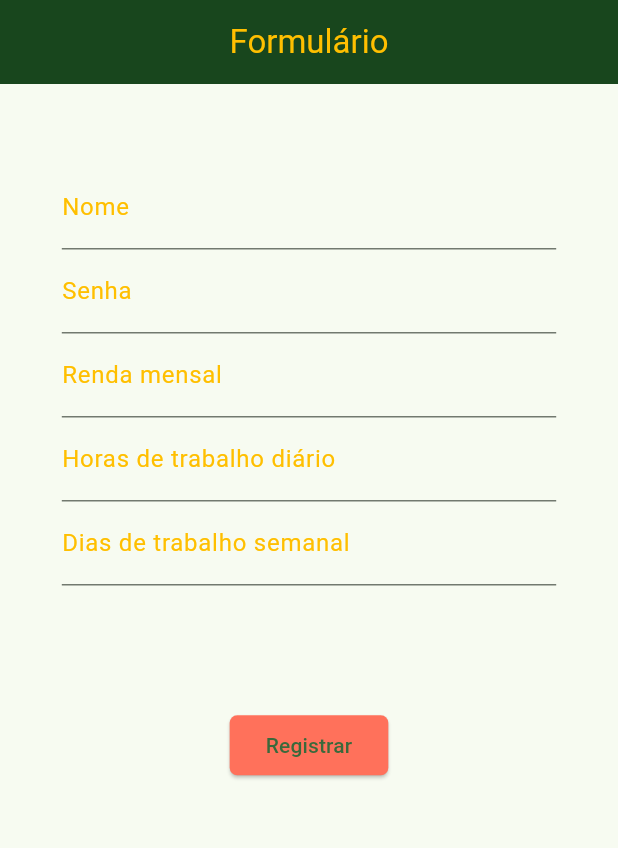
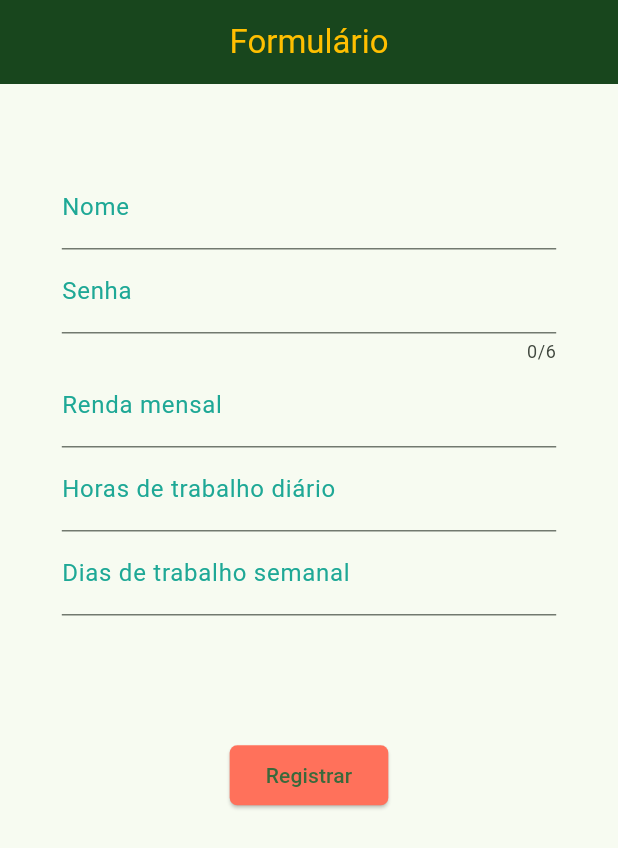
Before and after one commit to rafaeldmelo98/GestFinc, a Flutter app: the screen it shows after launch, on a phone screen of 412 x 824 dp. Shown: the top 848 px of the screen. Run offline on Flutter 3.47's test engine with Material 3 defaults, Android fonts, the light colour scheme and no system bars.

Commit message:
Update InitialFormScreen

```diff
--- a/lib/screens/authenticate/inital_form_screen.dart
+++ b/lib/screens/authenticate/inital_form_screen.dart
@@ -1,14 +1,23 @@
 import 'package:flutter/material.dart';
+import 'package:flutter/services.dart';
 import 'package:gestao_financeira/utils/colors.dart';
 
-class InitialFormScreen extends StatelessWidget {
-  InitialFormScreen({Key? key}) : super(key: key);
+class InitialFormScreen extends StatefulWidget {
+  const InitialFormScreen({Key? key}) : super(key: key);
 
+  @override
+  State<InitialFormScreen> createState() => _InitialFormScreenState();
+}
+
+class _InitialFormScreenState extends State<InitialFormScreen> {
   final TextEditingController nameController = TextEditingController();
   final TextEditingController passwordController = TextEditingController();
   final TextEditingController salaryController = TextEditingController();
   final TextEditingController hoursWorkController = TextEditingController();
   final TextEditingController daysWorkController = TextEditingController();
+  bool showPassword = false;
+  bool showIconHidePassword = false;
+  IconData iconShowPassword = Icons.remove_red_eye_outlined;
 
   @override
   Widget build(BuildContext context) {
@@ -40,11 +49,14 @@ class InitialFormScreen extends StatelessWidget {
                     hintStyle: TextStyle(
                         color: ColorsApp.supportColotApp2, fontSize: 14),
                     labelStyle: TextStyle(
-                      color: ColorsApp.secundaryColorApp,
+                      color: ColorsApp.supportColorApp1,
                     ),
                   ),
                 ),
-                TextFormField(
+                Row(
+                  children: [
+                    Expanded(
+                      child: TextFormField(
                         controller: passwordController,
                         decoration: const InputDecoration(
                           hintText: "Digite sua nova senha de acesso",
@@ -52,11 +64,45 @@ class InitialFormScreen extends StatelessWidget {
                           hintStyle: TextStyle(
                               color: ColorsApp.supportColotApp2, fontSize: 14),
                           labelStyle: TextStyle(
-                      color: ColorsApp.secundaryColorApp,
+                            color: ColorsApp.supportColorApp1,
                           ),
                         ),
                         keyboardType: TextInputType.number,
-                  obscureText: true,
+                        obscureText: showPassword,
+                        maxLength: 6,
+                        onTap: () {
+                          setState(() {
+                            showIconHidePassword = !showIconHidePassword;
+                          });
+                        },
+                        onEditingComplete: () {
+                          setState(() {
+                            showIconHidePassword = false;
+                          });
+                        },
+                      ),
+                    ),
+                    showIconHidePassword
+                        ? IconButton(
+                            onPressed: () {
+                              bool show = !showPassword;
+                              IconData icon;
+                              if (show) {
+                                icon = Icons.remove_red_eye_outlined;
+                              } else {
+                                icon = Icons.remove_red_eye_rounded;
+                              }
+                              setState(() {
+                                showPassword = show;
+                                iconShowPassword = icon;
+                              });
+                            },
+                            icon: Icon(iconShowPassword))
+                        : const SizedBox(
+                            width: 0,
+                            height: 0,
+                          )
+                  ],
                 ),
                 TextFormField(
                   controller: salaryController,
@@ -66,10 +112,24 @@ class InitialFormScreen extends StatelessWidget {
                     hintStyle: TextStyle(
                         color: ColorsApp.supportColotApp2, fontSize: 14),
                     labelStyle: TextStyle(
-                      color: ColorsApp.secundaryColorApp,
+                      color: ColorsApp.supportColorApp1,
                     ),
                   ),
-                  keyboardType: TextInputType.number,
+                  keyboardType: const TextInputType.numberWithOptions(
+                    decimal: true,
+                    signed: false,
+                  ),
+                  inputFormatters: [
+                    FilteringTextInputFormatter.allow(RegExp(r"[0-9.]")),
+                    TextInputFormatter.withFunction((oldValue, newValue) {
+                      final text = newValue.text;
+                      return text.isEmpty
+                          ? newValue
+                          : double.tryParse(text) == null
+                              ? oldValue
+                              : newValue;
+                    }),
+                  ],
                 ),
                 TextFormField(
                   controller: hoursWorkController,
@@ -79,7 +139,7 @@ class InitialFormScreen extends StatelessWidget {
                     hintStyle: TextStyle(
                         color: ColorsApp.supportColotApp2, fontSize: 14),
                     labelStyle: TextStyle(
-                      color: ColorsApp.secundaryColorApp,
+                      color: ColorsApp.supportColorApp1,
                     ),
                   ),
                   keyboardType: TextInputType.number,
@@ -92,7 +152,7 @@ class InitialFormScreen extends StatelessWidget {
                     hintStyle: TextStyle(
                         color: ColorsApp.supportColotApp2, fontSize: 14),
                     labelStyle: TextStyle(
-                      color: ColorsApp.secundaryColorApp,
+                      color: ColorsApp.supportColorApp1,
                     ),
                   ),
                   keyboardType: TextInputType.number,
```
Lines whose indentation alone changed are shown as unchanged.
